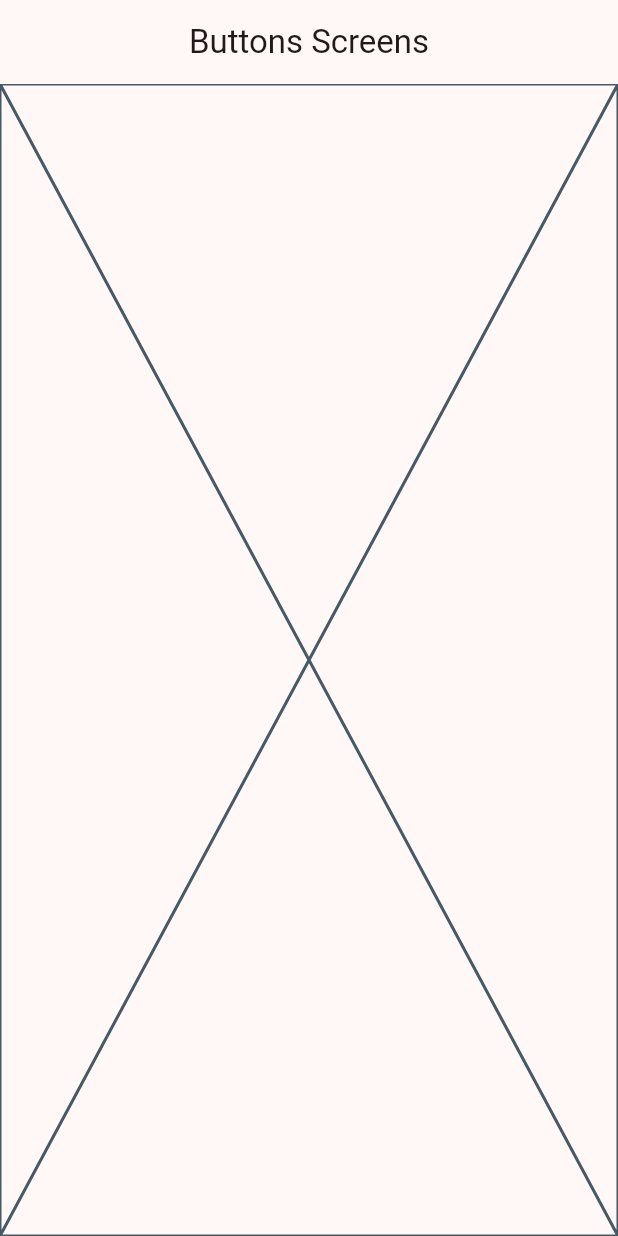
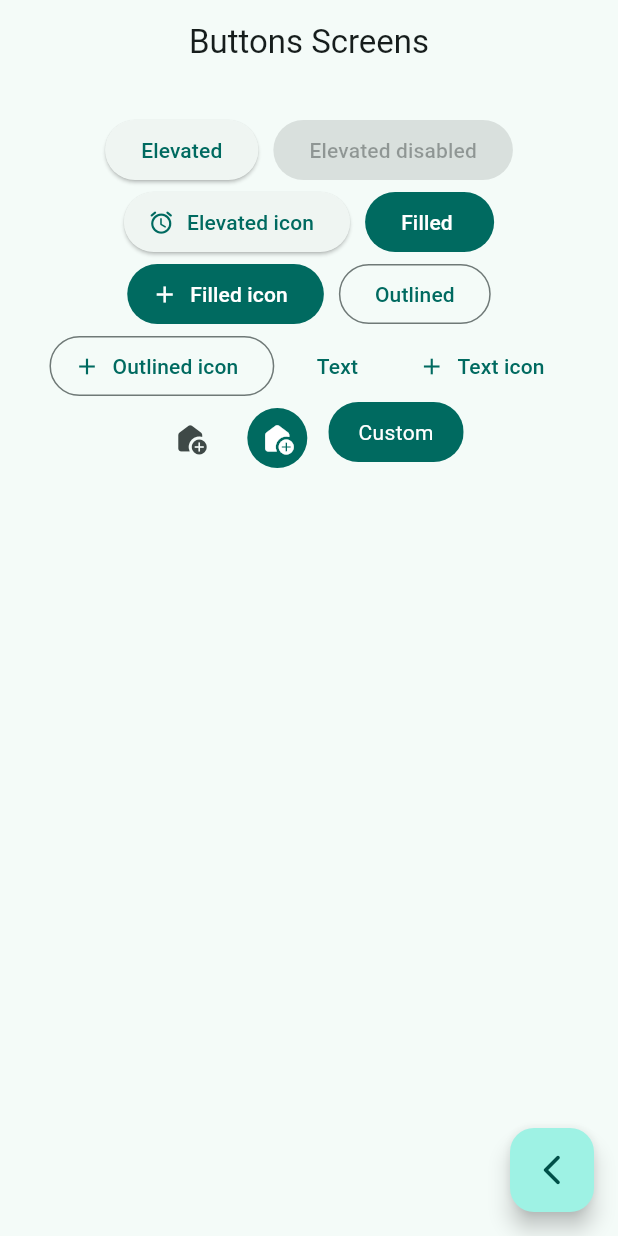
Before and after one commit to Jose-01010000/widget_app, a Flutter app: the ButtonsScreen screen opened by its route, on a phone screen of 412 x 824 dp. Run offline on Flutter 3.47's test engine with Material 2 defaults, Android fonts, the phone set to English and light mode, and no system bars; our stand-ins replace go_router.

Commit message:
Vista ButtonScreen terminada.

```diff
--- a/lib/main.dart
+++ b/lib/main.dart
@@ -14,7 +14,7 @@ class MainApp extends StatelessWidget {
     return MaterialApp.router(
       routerConfig: appRouter,
       debugShowCheckedModeBanner: false,
-      theme: AppTheme(selectedColor: 5).getThemeData(),
+      theme: AppTheme(selectedColor: 7).getThemeData(),
     );
   }
 }
--- a/lib/presentation/screens/buttons/buttons_screen.dart
+++ b/lib/presentation/screens/buttons/buttons_screen.dart
@@ -1,4 +1,5 @@
 import 'package:flutter/material.dart';
+import 'package:go_router/go_router.dart';
 
 class ButtonsScreen extends StatelessWidget {
   const ButtonsScreen({super.key});
@@ -11,7 +12,114 @@ class ButtonsScreen extends StatelessWidget {
       appBar: AppBar(
         title: const Text('Buttons Screens'),
       ),
-      body: const Placeholder(),
+      body: const _ButtonsView(),
+      floatingActionButton: FloatingActionButton(
+        onPressed: () {
+          context.pop();
+        },
+        child: const Icon(Icons.arrow_back_ios_new_rounded),
+      ),
     );
   }
 }
+
+class _ButtonsView extends StatelessWidget {
+  const _ButtonsView();
+
+  @override
+  Widget build(BuildContext context) {
+    final colors = Theme.of(context).colorScheme;
+    return SizedBox(
+      width: double.infinity,
+      child: Padding(
+        padding: const EdgeInsets.symmetric(horizontal: 16.0, vertical: 20),
+        child: Wrap(
+          spacing: 10,
+          // crossAxisAlignment: WrapCrossAlignment.center,
+          alignment: WrapAlignment.center,
+          children: [
+            ElevatedButton(
+              onPressed: () {},
+              child: const Text('Elevated'),
+            ),
+            const ElevatedButton(
+              onPressed: null,
+              child: Text('Elevated disabled'),
+            ),
+            ElevatedButton.icon(
+              onPressed: () {},
+              icon: const Icon(Icons.access_alarm_rounded),
+              label: const Text('Elevated icon'),
+            ),
+            FilledButton(
+              onPressed: () {},
+              child: const Text('Filled '),
+            ),
+            FilledButton.icon(
+              onPressed: () {},
+              icon: const Icon(Icons.add),
+              label: const Text('Filled icon'),
+            ),
+            OutlinedButton(
+              onPressed: () {},
+              child: const Text('Outlined'),
+            ),
+            OutlinedButton.icon(
+              onPressed: () {},
+              icon: const Icon(Icons.add),
+              label: const Text('Outlined icon'),
+            ),
+            TextButton(
+              onPressed: () {},
+              child: const Text('Text'),
+            ),
+            TextButton.icon(
+              onPressed: () {},
+              icon: const Icon(Icons.add),
+              label: const Text('Text icon'),
+            ),
+            IconButton(
+              onPressed: () {},
+              icon: const Icon(Icons.add_home_rounded),
+            ),
+            IconButton(
+              onPressed: () {},
+              icon: const Icon(Icons.add_home_rounded),
+              style: ButtonStyle(
+                backgroundColor: MaterialStatePropertyAll(colors.primary),
+                iconColor: const MaterialStatePropertyAll(Colors.white),
+              ),
+            ),
+            const CustomButton()
+          ],
+        ),
+      ),
+    );
+  }
+}
+
+class CustomButton extends StatelessWidget {
+  const CustomButton({super.key});
+
+  @override
+  Widget build(BuildContext context) {
+    final colors = Theme.of(context).colorScheme;
+
+    return ClipRRect(
+      borderRadius: BorderRadius.circular(20),
+      child: Material(
+        color: colors.primary,
+        child: InkWell(
+          onTap: () {},
+          child: const Padding(
+            padding: EdgeInsets.symmetric(horizontal: 20, vertical: 10),
+            child: Text(
+              'Custom',
+              style: TextStyle(color: Colors.white),
+            ),
+          ),
+        ),
+      ),
+    );
+  }
+}
--- a/lib/presentation/screens/home/home_screen.dart
+++ b/lib/presentation/screens/home/home_screen.dart
@@ -1,9 +1,6 @@
 import 'package:flutter/material.dart';
 import 'package:go_router/go_router.dart';
 import 'package:widget_app/config/menu_items/menu_items.dart';
-import 'package:widget_app/presentation/screens/buttons/buttons_screen.dart';
-import 'package:widget_app/presentation/screens/cards/card_screen.dart';
-
 class HomeScreen extends StatelessWidget {
   const HomeScreen({super.key});
 
```
